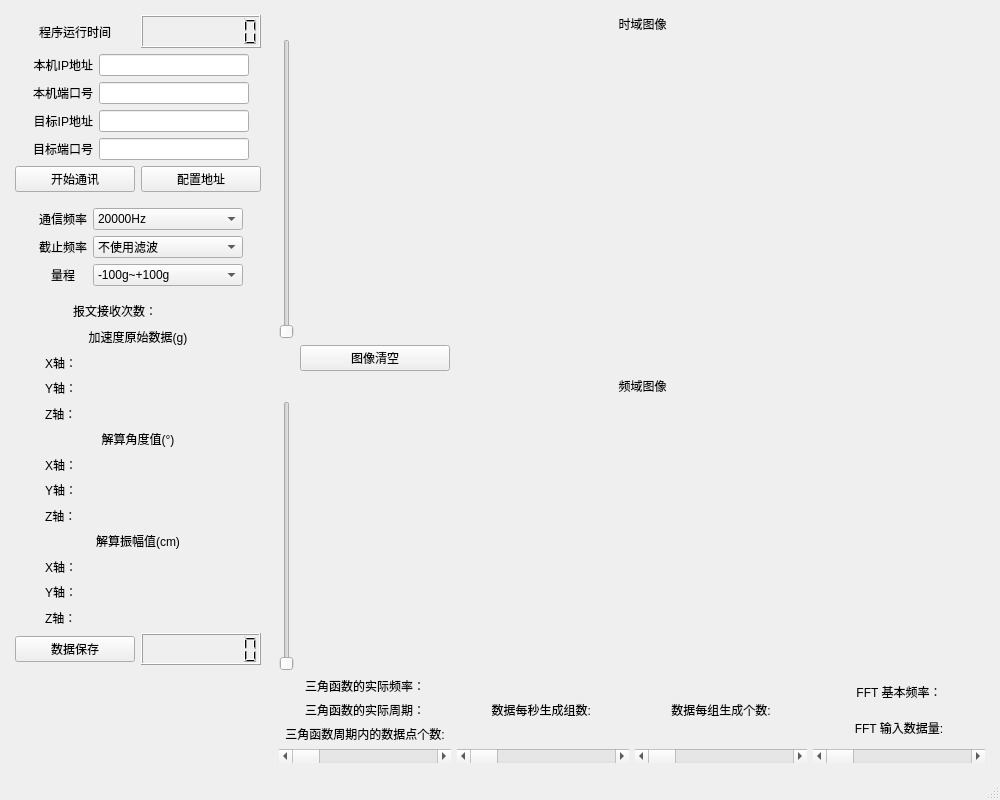
First picture: the form in tread/mainwindow.ui, repository qinxinrui11/QT_Sensor_Plot, before the edit.
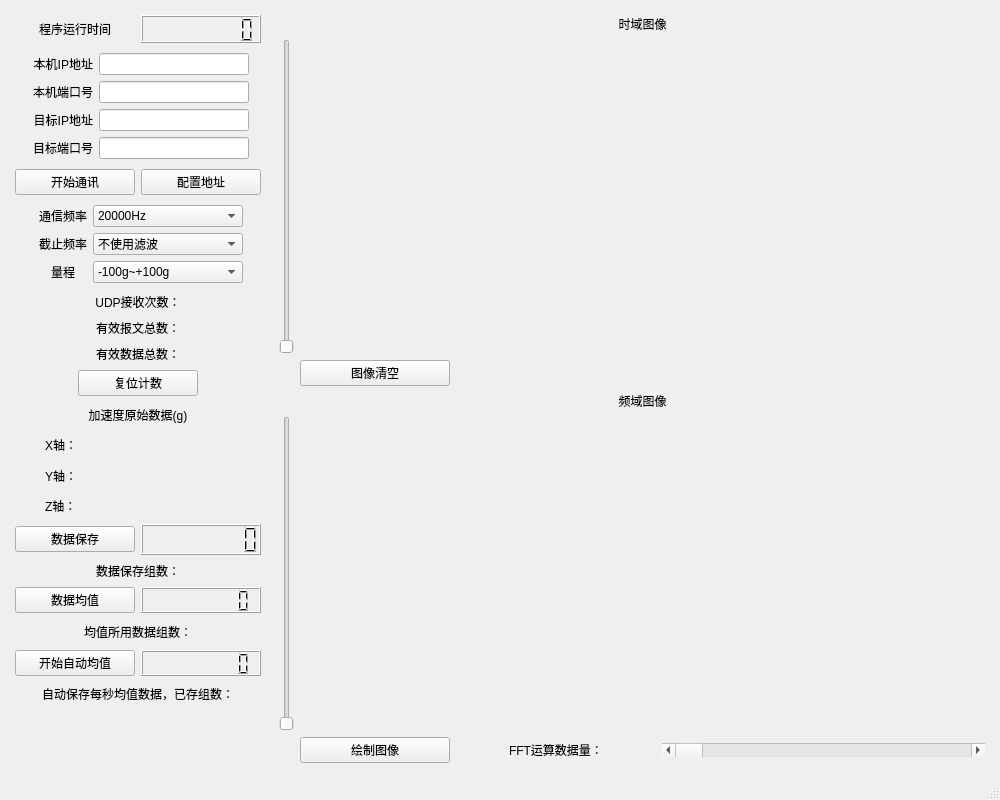
Second picture: the form after the edit. Custom widgets are drawn as their Qt base class.

```diff
--- a/tread/mainwindow.ui
+++ b/tread/mainwindow.ui
@@ -26,7 +26,7 @@
      <verstretch>0</verstretch>
     </sizepolicy>
    </property>
-   <layout class="QHBoxLayout" name="horizontalLayout" stretch="0,9">
+   <layout class="QHBoxLayout" name="horizontalLayout" stretch="2,10">
     <property name="sizeConstraint">
      <enum>QLayout::SetDefaultConstraint</enum>
     </property>
@@ -34,7 +34,7 @@
      <number>9</number>
     </property>
     <item>
-     <layout class="QVBoxLayout" name="verticalLayout_2" stretch="1,1,1,3,10,1,3">
+     <layout class="QVBoxLayout" name="verticalLayout_2" stretch="1,4,1,3,8,2,2,2,2">
       <property name="leftMargin">
        <number>6</number>
       </property>
@@ -466,7 +466,7 @@
        </layout>
       </item>
       <item>
-       <layout class="QVBoxLayout" name="verticalLayout_10">
+       <layout class="QVBoxLayout" name="verticalLayout_10" stretch="1,1,1,1,4">
         <item>
          <widget class="QLabel" name="udpReceive_label">
           <property name="sizePolicy">
@@ -477,18 +477,91 @@
           </property>
           <property name="maximumSize">
            <size>
-            <width>200</width>
+            <width>300</width>
             <height>20</height>
            </size>
           </property>
           <property name="text">
-           <string>报文接收次数：</string>
+           <string>UDP接收次数：</string>
           </property>
           <property name="alignment">
            <set>Qt::AlignCenter</set>
           </property>
          </widget>
         </item>
+        <item>
+         <widget class="QLabel" name="udpN_label">
+          <property name="maximumSize">
+           <size>
+            <width>300</width>
+            <height>20</height>
+           </size>
+          </property>
+          <property name="text">
+           <string>有效报文总数：</string>
+          </property>
+          <property name="alignment">
+           <set>Qt::AlignCenter</set>
+          </property>
+         </widget>
+        </item>
+        <item>
+         <widget class="QLabel" name="udpData_label">
+          <property name="maximumSize">
+           <size>
+            <width>300</width>
+            <height>20</height>
+           </size>
+          </property>
+          <property name="text">
+           <string>有效数据总数：</string>
+          </property>
+          <property name="alignment">
+           <set>Qt::AlignCenter</set>
+          </property>
+         </widget>
+        </item>
+        <item>
+         <layout class="QHBoxLayout" name="horizontalLayout_6">
+          <item>
+           <widget class="QPushButton" name="resetUDP_pushButton">
+            <property name="sizePolicy">
+             <sizepolicy hsizetype="Preferred" vsizetype="Fixed">
+              <horstretch>0</horstretch>
+              <verstretch>0</verstretch>
+             </sizepolicy>
+            </property>
+            <property name="maximumSize">
+             <size>
+              <width>120</width>
+              <height>16777215</height>
+             </size>
+            </property>
+            <property name="baseSize">
+             <size>
+              <width>0</width>
+              <height>0</height>
+             </size>
+            </property>
+            <property name="focusPolicy">
+             <enum>Qt::StrongFocus</enum>
+            </property>
+            <property name="contextMenuPolicy">
+             <enum>Qt::DefaultContextMenu</enum>
+            </property>
+            <property name="layoutDirection">
+             <enum>Qt::LeftToRight</enum>
+            </property>
+            <property name="text">
+             <string>复位计数</string>
+            </property>
+            <property name="autoDefault">
+             <bool>true</bool>
+            </property>
+           </widget>
+          </item>
+         </layout>
+        </item>
         <item>
          <layout class="QVBoxLayout" name="verticalLayout_7">
           <property name="leftMargin">
@@ -533,127 +606,141 @@
           </item>
          </layout>
         </item>
+       </layout>
+      </item>
+      <item>
+       <layout class="QVBoxLayout" name="verticalLayout_3" stretch="3,2">
         <item>
-         <layout class="QVBoxLayout" name="verticalLayout_8">
-          <property name="leftMargin">
-           <number>30</number>
-          </property>
-          <property name="rightMargin">
-           <number>30</number>
-          </property>
+         <layout class="QHBoxLayout" name="horizontalLayout_3">
           <item>
-           <widget class="QLabel" name="label_5">
-            <property name="text">
-             <string>解算角度值(°)</string>
+           <widget class="QPushButton" name="dataSave_pushButton">
+            <property name="sizePolicy">
+             <sizepolicy hsizetype="Minimum" vsizetype="Fixed">
+              <horstretch>0</horstretch>
+              <verstretch>0</verstretch>
+             </sizepolicy>
             </property>
-            <property name="alignment">
-             <set>Qt::AlignCenter</set>
+            <property name="minimumSize">
+             <size>
+              <width>120</width>
+              <height>0</height>
+             </size>
             </property>
-           </widget>
-          </item>
-          <item>
-           <widget class="QLabel" name="arcX_label">
-            <property name="text">
-             <string>X轴：</string>
+            <property name="maximumSize">
+             <size>
+              <width>120</width>
+              <height>16777215</height>
+             </size>
             </property>
-           </widget>
-          </item>
-          <item>
-           <widget class="QLabel" name="arcY_label">
             <property name="text">
-             <string>Y轴：</string>
+             <string>数据保存</string>
             </property>
            </widget>
           </item>
           <item>
-           <widget class="QLabel" name="arcZ_label">
-            <property name="text">
-             <string>Z轴：</string>
+           <widget class="QLCDNumber" name="dataSave_lcdNumber">
+            <property name="maximumSize">
+             <size>
+              <width>150</width>
+              <height>16777215</height>
+             </size>
             </property>
+            <property name="digitCount">
+             <number>8</number>
+            </property>
            </widget>
           </item>
          </layout>
         </item>
         <item>
-         <layout class="QVBoxLayout" name="verticalLayout_9">
-          <property name="leftMargin">
-           <number>30</number>
+         <widget class="QLabel" name="dataSaveNum_label">
+          <property name="text">
+           <string>数据保存组数：</string>
           </property>
-          <property name="rightMargin">
-           <number>30</number>
+          <property name="alignment">
+           <set>Qt::AlignCenter</set>
           </property>
+         </widget>
+        </item>
+       </layout>
+      </item>
+      <item>
+       <layout class="QVBoxLayout" name="verticalLayout_4">
+        <item>
+         <layout class="QHBoxLayout" name="horizontalLayout_8">
           <item>
-           <widget class="QLabel" name="label_12">
-            <property name="text">
-             <string>解算振幅值(cm)</string>
+           <widget class="QPushButton" name="dataAverage_pushButton">
+            <property name="minimumSize">
+             <size>
+              <width>120</width>
+              <height>0</height>
+             </size>
             </property>
-            <property name="alignment">
-             <set>Qt::AlignCenter</set>
+            <property name="maximumSize">
+             <size>
+              <width>120</width>
+              <height>16777215</height>
+             </size>
             </property>
+            <property name="text">
+             <string>数据均值</string>
+            </property>
            </widget>
           </item>
           <item>
-           <widget class="QLabel" name="ampX_label">
-            <property name="text">
-             <string>X轴：</string>
+           <widget class="QLCDNumber" name="dataAverage_lcdNumber">
+            <property name="maximumSize">
+             <size>
+              <width>150</width>
+              <height>16777215</height>
+             </size>
             </property>
+            <property name="digitCount">
+             <number>8</number>
+            </property>
            </widget>
           </item>
+         </layout>
+        </item>
+        <item>
+         <widget class="QLabel" name="dataAverageNum_label">
+          <property name="text">
+           <string>均值所用数据组数：</string>
+          </property>
+          <property name="alignment">
+           <set>Qt::AlignCenter</set>
+          </property>
+         </widget>
+        </item>
+       </layout>
+      </item>
+      <item>
+       <layout class="QVBoxLayout" name="verticalLayout_5">
+        <item>
+         <layout class="QHBoxLayout" name="horizontalLayout_9">
           <item>
-           <widget class="QLabel" name="ampY_label">
+           <widget class="QPushButton" name="autoAverage_pushButton">
             <property name="text">
-             <string>Y轴：</string>
+             <string>开始自动均值</string>
             </property>
            </widget>
           </item>
           <item>
-           <widget class="QLabel" name="ampZ_label">
-            <property name="text">
-             <string>Z轴：</string>
+           <widget class="QLCDNumber" name="autoAverage_lcdNumber">
+            <property name="digitCount">
+             <number>8</number>
             </property>
            </widget>
           </item>
          </layout>
         </item>
-       </layout>
-      </item>
-      <item>
-       <layout class="QHBoxLayout" name="horizontalLayout_3">
         <item>
-         <widget class="QPushButton" name="dataSave_pushButton">
-          <property name="sizePolicy">
-           <sizepolicy hsizetype="Minimum" vsizetype="Fixed">
-            <horstretch>0</horstretch>
-            <verstretch>0</verstretch>
-           </sizepolicy>
-          </property>
-          <property name="minimumSize">
-           <size>
-            <width>120</width>
-            <height>0</height>
-           </size>
-          </property>
-          <property name="maximumSize">
-           <size>
-            <width>120</width>
-            <height>16777215</height>
-           </size>
-          </property>
+         <widget class="QLabel" name="autoAverageNum_label">
           <property name="text">
-           <string>数据保存</string>
+           <string>自动保存每秒均值数据，已存组数：</string>
           </property>
-         </widget>
-        </item>
-        <item>
-         <widget class="QLCDNumber" name="dataSave_lcdNumber">
-          <property name="maximumSize">
-           <size>
-            <width>150</width>
-            <height>16777215</height>
-           </size>
-          </property>
-          <property name="digitCount">
-           <number>8</number>
+          <property name="alignment">
+           <set>Qt::AlignCenter</set>
           </property>
          </widget>
         </item>
@@ -675,7 +762,7 @@
      </layout>
     </item>
     <item>
-     <layout class="QVBoxLayout" name="verticalLayout" stretch="9,9,2">
+     <layout class="QVBoxLayout" name="verticalLayout" stretch="9,9">
       <property name="spacing">
        <number>6</number>
       </property>
@@ -846,206 +933,56 @@
           </property>
          </widget>
         </item>
-       </layout>
-      </item>
-      <item>
-       <layout class="QHBoxLayout" name="horizontalLayout_6">
-        <property name="leftMargin">
-         <number>0</number>
-        </property>
-        <property name="topMargin">
-         <number>0</number>
-        </property>
-        <property name="rightMargin">
-         <number>0</number>
-        </property>
-        <property name="bottomMargin">
-         <number>0</number>
-        </property>
-        <item>
-         <layout class="QVBoxLayout" name="verticalLayout_3">
+        <item row="2" column="1">
+         <layout class="QHBoxLayout" name="horizontalLayout_7">
           <item>
-           <widget class="QLabel" name="realFrequency_label">
-            <property name="enabled">
-             <bool>true</bool>
+           <widget class="QPushButton" name="startFFT_pushButton">
+            <property name="maximumSize">
+             <size>
+              <width>150</width>
+              <height>16777215</height>
+             </size>
             </property>
             <property name="text">
-             <string>三角函数的实际频率：</string>
+             <string>绘制图像</string>
             </property>
-            <property name="alignment">
-             <set>Qt::AlignCenter</set>
-            </property>
            </widget>
           </item>
           <item>
-           <widget class="QLabel" name="realT_label">
-            <property name="enabled">
-             <bool>true</bool>
+           <widget class="QLabel" name="FFTNum_label">
+            <property name="minimumSize">
+             <size>
+              <width>160</width>
+              <height>0</height>
+             </size>
             </property>
-            <property name="text">
-             <string>三角函数的实际周期：</string>
+            <property name="maximumSize">
+             <size>
+              <width>200</width>
+              <height>16777215</height>
+             </size>
             </property>
-            <property name="alignment">
-             <set>Qt::AlignCenter</set>
-            </property>
-           </widget>
-          </item>
-          <item>
-           <widget class="QLabel" name="num_label">
-            <property name="enabled">
-             <bool>true</bool>
-            </property>
-            <property name="sizePolicy">
-             <sizepolicy hsizetype="Preferred" vsizetype="Preferred">
-              <horstretch>0</horstretch>
-              <verstretch>0</verstretch>
-             </sizepolicy>
-            </property>
             <property name="text">
-             <string>三角函数周期内的数据点个数:</string>
+             <string>FFT运算数据量：</string>
             </property>
-            <property name="textFormat">
-             <enum>Qt::AutoText</enum>
-            </property>
             <property name="alignment">
              <set>Qt::AlignCenter</set>
             </property>
            </widget>
           </item>
           <item>
-           <widget class="QScrollBar" name="num_scroll">
-            <property name="enabled">
-             <bool>true</bool>
-            </property>
+           <widget class="QScrollBar" name="FFTNum_scroll">
             <property name="minimum">
-             <number>20</number>
-            </property>
-            <property name="maximum">
-             <number>10000</number>
-            </property>
-            <property name="singleStep">
-             <number>20</number>
-            </property>
-            <property name="pageStep">
-             <number>1000</number>
-            </property>
-            <property name="orientation">
-             <enum>Qt::Horizontal</enum>
-            </property>
-           </widget>
-          </item>
-         </layout>
-        </item>
-        <item>
-         <layout class="QVBoxLayout" name="verticalLayout_4">
-          <item>
-           <widget class="QLabel" name="frequency_label">
-            <property name="enabled">
-             <bool>true</bool>
-            </property>
-            <property name="text">
-             <string>数据每秒生成组数: </string>
-            </property>
-            <property name="alignment">
-             <set>Qt::AlignCenter</set>
-            </property>
-           </widget>
-          </item>
-          <item>
-           <widget class="QScrollBar" name="frequency_scroll">
-            <property name="enabled">
-             <bool>true</bool>
-            </property>
-            <property name="minimum">
-             <number>1</number>
-            </property>
-            <property name="maximum">
              <number>200</number>
             </property>
-            <property name="orientation">
-             <enum>Qt::Horizontal</enum>
-            </property>
-           </widget>
-          </item>
-         </layout>
-        </item>
-        <item>
-         <layout class="QVBoxLayout" name="verticalLayout_5">
-          <item>
-           <widget class="QLabel" name="count_label">
-            <property name="enabled">
-             <bool>true</bool>
-            </property>
-            <property name="text">
-             <string>数据每组生成个数:</string>
-            </property>
-            <property name="alignment">
-             <set>Qt::AlignCenter</set>
-            </property>
-           </widget>
-          </item>
-          <item>
-           <widget class="QScrollBar" name="count_scroll">
-            <property name="enabled">
-             <bool>true</bool>
-            </property>
-            <property name="minimum">
-             <number>0</number>
-            </property>
             <property name="maximum">
-             <number>400</number>
-            </property>
-            <property name="orientation">
-             <enum>Qt::Horizontal</enum>
-            </property>
-           </widget>
-          </item>
-         </layout>
-        </item>
-        <item>
-         <layout class="QVBoxLayout" name="verticalLayout_6">
-          <item>
-           <widget class="QLabel" name="fftFrequency_label">
-            <property name="enabled">
-             <bool>true</bool>
-            </property>
-            <property name="text">
-             <string>FFT 基本频率：</string>
-            </property>
-            <property name="alignment">
-             <set>Qt::AlignCenter</set>
-            </property>
-           </widget>
-          </item>
-          <item>
-           <widget class="QLabel" name="fftCount_label">
-            <property name="enabled">
-             <bool>true</bool>
-            </property>
-            <property name="text">
-             <string>FFT 输入数据量:</string>
-            </property>
-            <property name="alignment">
-             <set>Qt::AlignCenter</set>
-            </property>
-           </widget>
-          </item>
-          <item>
-           <widget class="QScrollBar" name="fftCount_scroll">
-            <property name="enabled">
-             <bool>true</bool>
-            </property>
-            <property name="minimum">
-             <number>100</number>
-            </property>
-            <property name="maximum">
-             <number>10000</number>
+             <number>5000</number>
             </property>
             <property name="singleStep">
              <number>100</number>
             </property>
             <property name="pageStep">
-             <number>1000</number>
+             <number>100</number>
             </property>
             <property name="orientation">
              <enum>Qt::Horizontal</enum>
```
Left out of the diff: 12 changed lines with no effect on the pictures.
